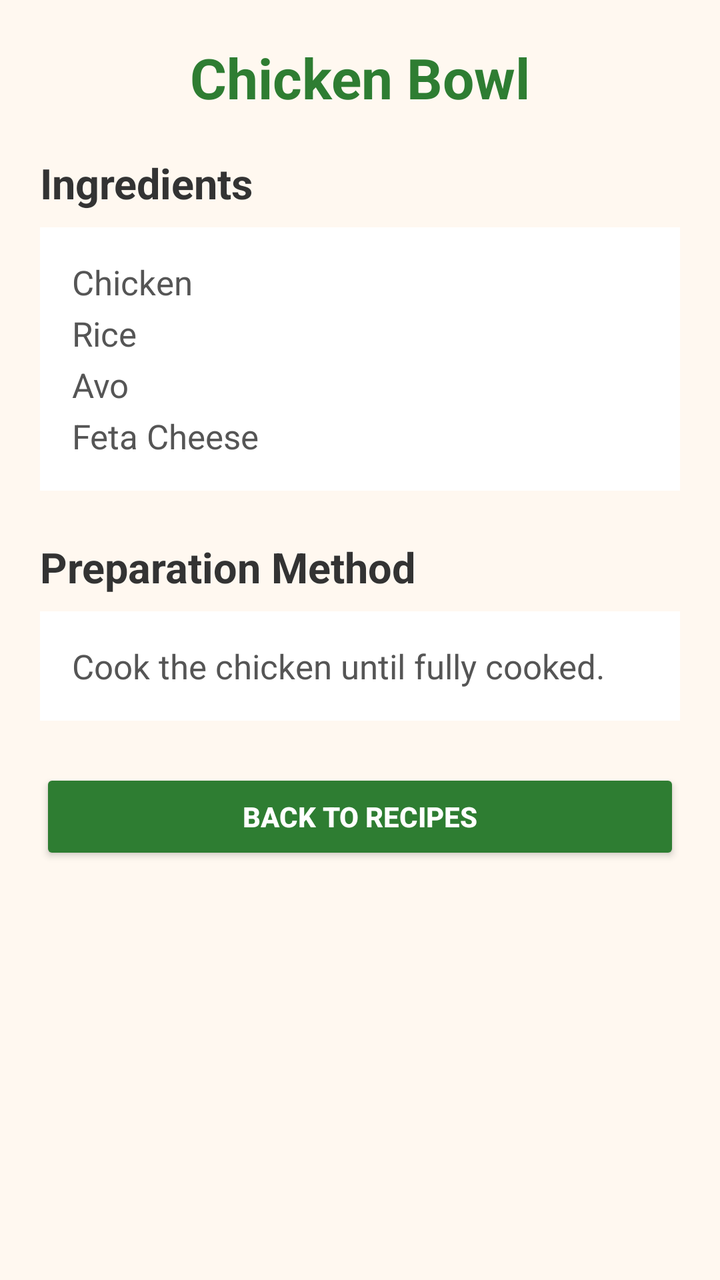
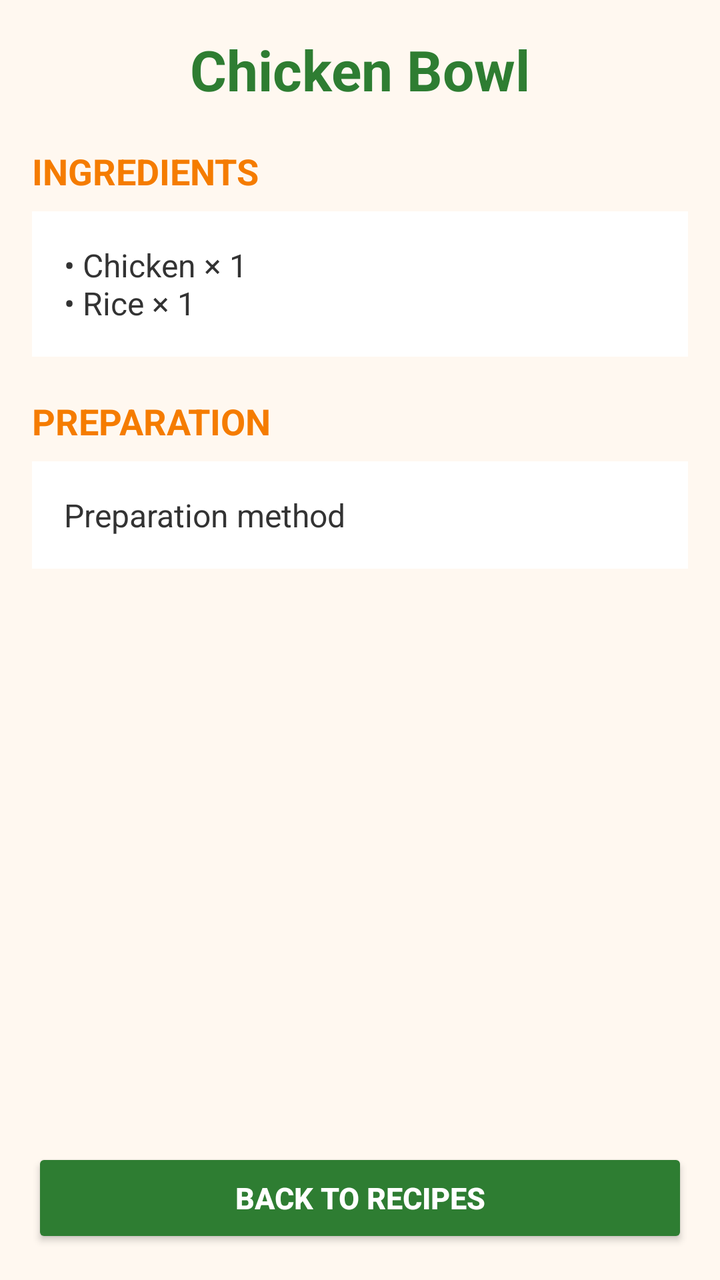

Before-and-after screenshots of an Android layout around one commit, followed by the original layout XML and the change that was made.
<!-- AndroidManifest.xml: application theme Theme.SmartPantryManager -->
<!-- res/layout/activity_recipe_detail.xml -->
<?xml version="1.0" encoding="utf-8"?>
<ScrollView xmlns:android="http://schemas.android.com/apk/res/android"
    android:layout_width="match_parent"
    android:layout_height="match_parent"
    android:background="#FFF8F0"
    android:fillViewport="true">

    <LinearLayout
        android:layout_width="match_parent"
        android:layout_height="wrap_content"
        android:orientation="vertical"
        android:padding="20dp">

        

        <TextView
            android:id="@+id/tvDetailRecipeName"
            android:layout_width="match_parent"
            android:layout_height="wrap_content"
            android:text="Chicken Bowl"
            android:textSize="28sp"
            android:textStyle="bold"
            android:textColor="#2E7D32"
            android:gravity="center"
            android:layout_marginBottom="20dp" />

        

        <TextView
            android:layout_width="match_parent"
            android:layout_height="wrap_content"
            android:text="Ingredients"
            android:textSize="21sp"
            android:textStyle="bold"
            android:textColor="#333333"
            android:layout_marginBottom="8dp" />

        

        <TextView
            android:id="@+id/tvDetailRecipeIngredients"
            android:layout_width="match_parent"
            android:layout_height="wrap_content"
            android:text="Chicken&#10;Rice&#10;Avo&#10;Feta Cheese"
            android:textSize="17sp"
            android:textColor="#555555"
            android:lineSpacingExtra="6dp"
            android:padding="16dp"
            android:background="#FFFFFF"
            android:layout_marginBottom="24dp" />

        

        <TextView
            android:layout_width="match_parent"
            android:layout_height="wrap_content"
            android:text="Preparation Method"
            android:textSize="21sp"
            android:textStyle="bold"
            android:textColor="#333333"
            android:layout_marginBottom="8dp" />

        

        <TextView
            android:id="@+id/tvDetailRecipeMethod"
            android:layout_width="match_parent"
            android:layout_height="wrap_content"
            android:text="Cook the chicken until fully cooked."
            android:textSize="17sp"
            android:textColor="#555555"
            android:lineSpacingExtra="6dp"
            android:padding="16dp"
            android:background="#FFFFFF"
            android:layout_marginBottom="24dp" />

        

        <Button
            android:id="@+id/btnBackToRecipes"
            android:layout_width="match_parent"
            android:layout_height="wrap_content"
            android:text="BACK TO RECIPES"
            android:textStyle="bold"
            android:textColor="#FFFFFF"
            android:backgroundTint="#2E7D32"
            android:minHeight="48dp" />

    </LinearLayout>

</ScrollView>
<!-- resources referenced by this layout -->
<resources>
  <style name="Theme.SmartPantryManager" parent="Base.Theme.SmartPantryManager" />
  <style name="Base.Theme.SmartPantryManager" parent="Theme.Material3.DayNight.NoActionBar">
          
          
      </style>
</resources>

<!-- the commit's change to res/layout/activity_recipe_detail.xml (unified diff, before → after) -->
@@ -1,91 +1,87 @@
 <?xml version="1.0" encoding="utf-8"?>
-<ScrollView xmlns:android="http://schemas.android.com/apk/res/android"
+<LinearLayout xmlns:android="http://schemas.android.com/apk/res/android"
     android:layout_width="match_parent"
     android:layout_height="match_parent"
+    android:orientation="vertical"
     android:background="#FFF8F0"
-    android:fillViewport="true">
+    android:padding="16dp">
 
-    <LinearLayout
+    <TextView
+        android:id="@+id/tvDetailRecipeName"
         android:layout_width="match_parent"
         android:layout_height="wrap_content"
-        android:orientation="vertical"
-        android:padding="20dp">
+        android:text="Chicken Bowl"
+        android:textSize="28sp"
+        android:textStyle="bold"
+        android:textColor="#2E7D32"
+        android:gravity="center"
+        android:layout_marginBottom="20dp" />
 
-        
+    <ScrollView
+        android:layout_width="match_parent"
+        android:layout_height="0dp"
+        android:layout_weight="1"
+        android:fillViewport="true">
 
-        <TextView
-            android:id="@+id/tvDetailRecipeName"
+        <LinearLayout
             android:layout_width="match_parent"
             android:layout_height="wrap_content"
-            android:text="Chicken Bowl"
-            android:textSize="28sp"
-            android:textStyle="bold"
-            android:textColor="#2E7D32"
-            android:gravity="center"
-            android:layout_marginBottom="20dp" />
+            android:orientation="vertical">
 
-        
+            <TextView
+                android:layout_width="match_parent"
+                android:layout_height="wrap_content"
+                android:text="INGREDIENTS"
+                android:textSize="18sp"
+                android:textStyle="bold"
+                android:textColor="#F57C00"
+                android:layout_marginBottom="8dp" />
 
-        <TextView
-            android:layout_width="match_parent"
-            android:layout_height="wrap_content"
-            android:text="Ingredients"
-            android:textSize="21sp"
-            android:textStyle="bold"
-            android:textColor="#333333"
-            android:layout_marginBottom="8dp" />
+            <TextView
+                android:id="@+id/tvDetailRecipeIngredients"
+                android:layout_width="match_parent"
+                android:layout_height="wrap_content"
+                android:text="• Chicken × 1&#10;• Rice × 1"
+                android:textSize="16sp"
+                android:textColor="#333333"
+                android:background="#FFFFFF"
+                android:padding="16dp"
+                android:layout_marginBottom="20dp" />
 
-        
+            <TextView
+                android:layout_width="match_parent"
+                android:layout_height="wrap_content"
+                android:text="PREPARATION"
+                android:textSize="18sp"
+                android:textStyle="bold"
+                android:textColor="#F57C00"
+                android:layout_marginBottom="8dp" />
 
-        <TextView
-            android:id="@+id/tvDetailRecipeIngredients"
-            android:layout_width="match_parent"
-            android:layout_height="wrap_content"
-            android:text="Chicken&#10;Rice&#10;Avo&#10;Feta Cheese"
-            android:textSize="17sp"
-            android:textColor="#555555"
-            android:lineSpacingExtra="6dp"
-            android:padding="16dp"
-            android:background="#FFFFFF"
-            android:layout_marginBottom="24dp" />
+            <TextView
+                android:id="@+id/tvDetailRecipeMethod"
+                android:layout_width="match_parent"
+                android:layout_height="wrap_content"
+                android:text="Preparation method"
+                android:textSize="16sp"
+                android:textColor="#333333"
+                android:background="#FFFFFF"
+                android:padding="16dp"
+                android:lineSpacingExtra="4dp" />
 
-        
+        </LinearLayout>
 
-        <TextView
-            android:layout_width="match_parent"
-            android:layout_height="wrap_content"
-            android:text="Preparation Method"
-            android:textSize="21sp"
-            android:textStyle="bold"
-            android:textColor="#333333"
-            android:layout_marginBottom="8dp" />
+    </ScrollView>
 
-        
+    <Button
+        android:id="@+id/btnBackToRecipes"
+        android:layout_width="match_parent"
+        android:layout_height="wrap_content"
+        android:text="BACK TO RECIPES"
+        android:textSize="15sp"
+        android:textStyle="bold"
+        android:textColor="#FFFFFF"
+        android:backgroundTint="#2E7D32"
+        android:minHeight="50dp"
+        android:layout_marginTop="12dp" />
 
-        <TextView
-            android:id="@+id/tvDetailRecipeMethod"
-            android:layout_width="match_parent"
-            android:layout_height="wrap_content"
-            android:text="Cook the chicken until fully cooked."
-            android:textSize="17sp"
-            android:textColor="#555555"
-            android:lineSpacingExtra="6dp"
-            android:padding="16dp"
-            android:background="#FFFFFF"
-            android:layout_marginBottom="24dp" />
-
-        
-
-        <Button
-            android:id="@+id/btnBackToRecipes"
-            android:layout_width="match_parent"
-            android:layout_height="wrap_content"
-            android:text="BACK TO RECIPES"
-            android:textStyle="bold"
-            android:textColor="#FFFFFF"
-            android:backgroundTint="#2E7D32"
-            android:minHeight="48dp" />
-
-    </LinearLayout>
-
-</ScrollView>
+</LinearLayout>
